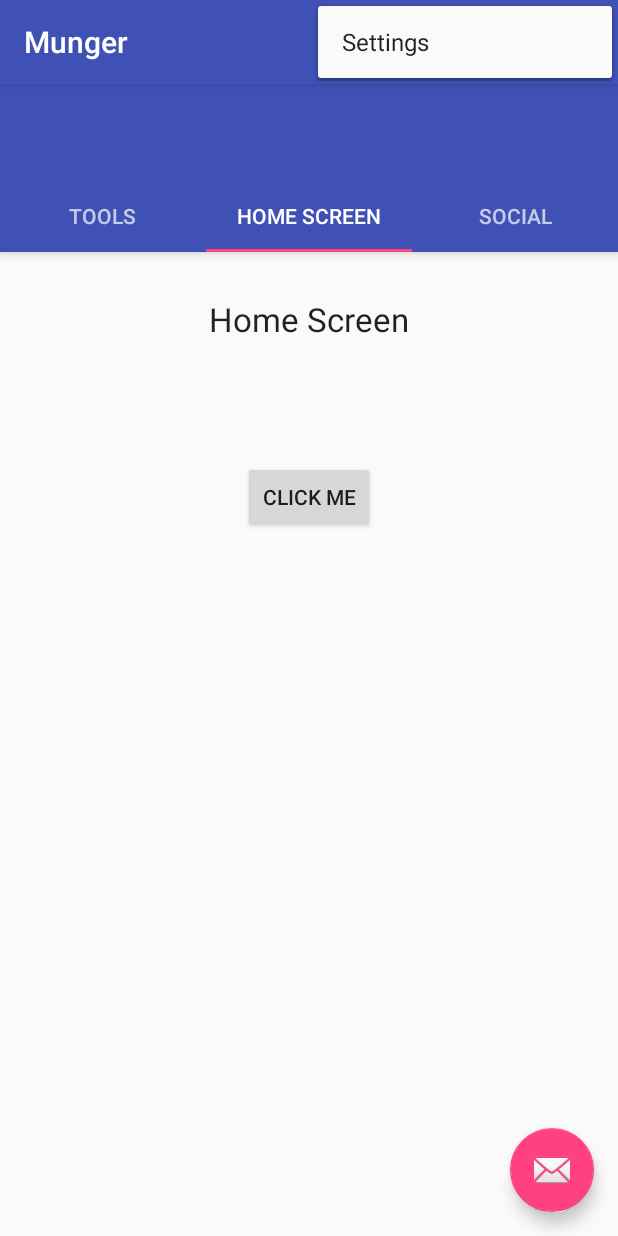
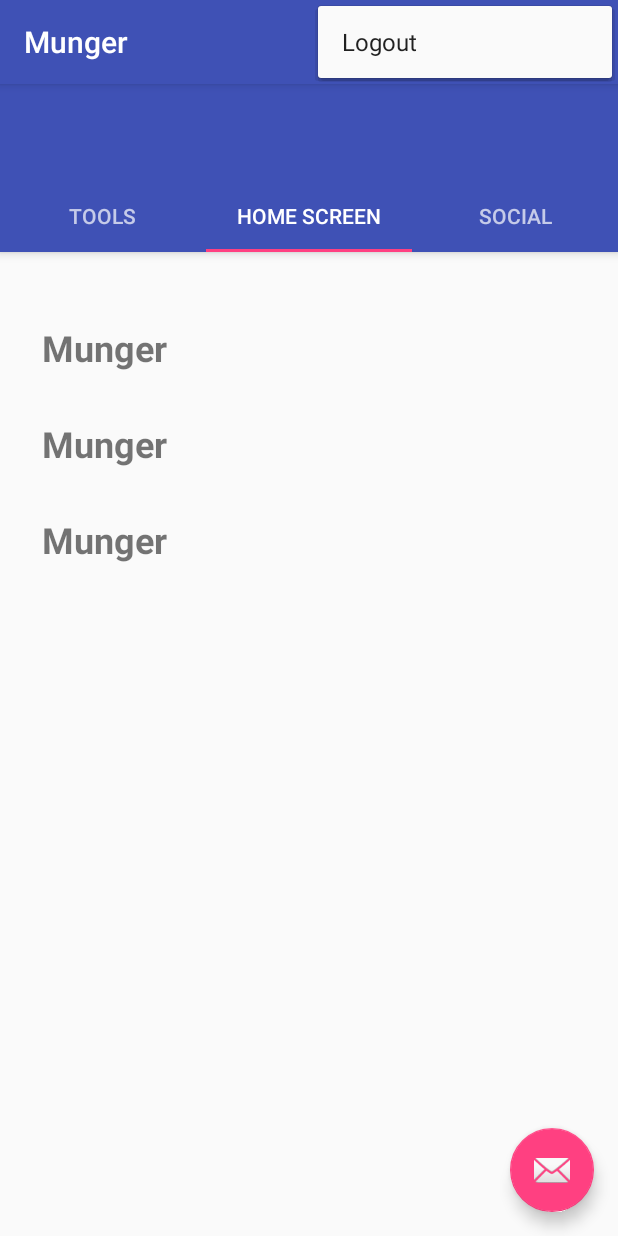
Before and after one commit to wayneakoka/Munger, an Android app: the MainActivity screen opened directly, with no data from a screen before it, with the options menu open, on a phone screen of 412 x 824 dp. Run offline under Robolectric (Android 15) with nearby library versions, the phone set to English and light mode, and no system bars; libraries missing offline, so code that uses them is left out: com.facebook, com.facebook.login, com.firebase.client; plain views replace ProfilePictureView; 8 statements that could not run were skipped.

Commit message:
added logout

```diff
--- a/app/build.gradle
+++ b/app/build.gradle
@@ -39,5 +39,7 @@ dependencies {
     compile 'com.firebase:firebase-client-android:2.0.3+'
     testCompile 'junit:junit:4.12'
     compile 'com.google.code.gson:gson:2.3.1'
+    compile 'com.squareup.picasso:picasso:2.5.2'
+
 
 }
--- a/app/src/main/AndroidManifest.xml
+++ b/app/src/main/AndroidManifest.xml
@@ -11,7 +11,7 @@
         android:label="@string/app_name"
         android:supportsRtl="true"
         android:theme="@style/AppTheme">
-        <meta-data android:name="com.facebook.sdk.ApplicationId" android:value="@string/facebook_app_id"/>
+        <meta-data android:name="com.facebook.sdk.ApplicationId" android:value="@string/app_id"/>
         <activity android:name=".Splash">
             <intent-filter>
                 <action android:name="android.intent.action.MAIN" />
--- a/app/src/main/java/com/example/panda/munger/Facebook/FacebookLogin.java
+++ b/app/src/main/java/com/example/panda/munger/Facebook/FacebookLogin.java
@@ -56,9 +56,9 @@ public class FacebookLogin extends Activity {
                                 Log.e("response: ", response + "");
                                 try {
                                     user = new UserPref();
-                                    user.facebookID = object.getString("id").toString();
-                                    user.username = object.getString("name").toString();
-                                    user.gender = object.getString("gender").toString();
+                                    user.facebookID = object.getString("id");
+                                    user.username = object.getString("name");
+                                    user.gender = object.getString("gender");
                                     PrefUtils.setCurrentUser(user,FacebookLogin.this);
 
                                 }catch (Exception e){
--- a/app/src/main/java/com/example/panda/munger/MainActivity.java
+++ b/app/src/main/java/com/example/panda/munger/MainActivity.java
@@ -1,5 +1,6 @@
 package com.example.panda.munger;
 
+import android.content.Intent;
 import android.os.Bundle;
 import android.support.design.widget.FloatingActionButton;
 import android.support.design.widget.Snackbar;
@@ -15,6 +16,10 @@ import android.view.MenuItem;
 import android.view.View;
 
 import com.example.panda.munger.Chat.chatFragment;
+import com.example.panda.munger.Facebook.FacebookLogin;
+import com.example.panda.munger.Facebook.PrefUtils;
+import com.facebook.FacebookSdk;
+import com.facebook.login.LoginManager;
 
 public class MainActivity extends AppCompatActivity {
 
@@ -37,6 +42,7 @@ public class MainActivity extends AppCompatActivity {
     protected void onCreate(Bundle savedInstanceState) {
         super.onCreate(savedInstanceState);
         setContentView(R.layout.activity_main);
+        FacebookSdk.sdkInitialize(getApplicationContext());
 
         Toolbar toolbar = (Toolbar) findViewById(R.id.toolbar);
 
@@ -76,12 +82,40 @@ public class MainActivity extends AppCompatActivity {
         // automatically handle clicks on the Home/Up button, so long
         // as you specify a parent activity in AndroidManifest.xml.
         int id = item.getItemId();
-
+        Intent intent=new Intent(MainActivity.this,FacebookLogin.class);
         //noinspection SimplifiableIfStatement
         if (id == R.id.action_settings) {
+
+            PrefUtils.clearCurrentUser(MainActivity.this);
+
+            // We can logout from facebook by calling following method
+            LoginManager.getInstance().logOut();
+
+            startActivity(intent);
+            finish();
+
+
             return true;
+/*
+            if (AccessToken.getCurrentAccessToken() == null) {
+                return true; // already logged out
+            }
+            new GraphRequest(AccessToken.getCurrentAccessToken(), "/me/permissions/", null, HttpMethod.DELETE, new GraphRequest
+                    .Callback() {
+                @Override
+                public void onCompleted(GraphResponse graphResponse) {
+                    LoginManager.getInstance().logOut();
+                }
+            }).executeAsync();
+            Intent intent=new Intent(MainActivity.this,FacebookLogin.class);
+            startActivity(intent);
+
+            FacebookSdk.sdkInitialize(getApplicationContext());
+            LoginManager.getInstance().logOut();
+            Intent intent=new Intent(MainActivity.this,FacebookLogin.class);
+            startActivity(intent);*/
+            //return true;
         }
-
         return super.onOptionsItemSelected(item);
     }
 
--- a/app/src/main/java/com/example/panda/munger/homescreenFragment.java
+++ b/app/src/main/java/com/example/panda/munger/homescreenFragment.java
@@ -1,13 +1,13 @@
 package com.example.panda.munger;
 
+import android.os.Bundle;
 import android.support.v4.app.Fragment;
-import android.widget.Button;
-import android.widget.TextView;
 import android.view.LayoutInflater;
 import android.view.View;
 import android.view.ViewGroup;
-import android.os.Bundle;
+import android.widget.TextView;
 
+import static com.example.panda.munger.Facebook.PrefUtils.getCurrentUser;
 
 
 /**
@@ -24,24 +24,22 @@ public class homescreenFragment extends Fragment {
     public homescreenFragment() {
     }
 
-    Button ClickMe;
-    TextView tv;
 
-    @Override
-    public View onCreateView(LayoutInflater inflater, ViewGroup container,
-                             Bundle savedInstanceState) {
+    public View onCreateView(LayoutInflater inflater, ViewGroup container, Bundle savedInstanceState) {
         View rootView = inflater.inflate(R.layout.homescreenfragment, container, false);
-        ClickMe = (Button) rootView.findViewById(R.id.button);
-        tv = (TextView) rootView.findViewById(R.id.textView2);
+       TextView facebookID = (TextView) rootView.findViewById(R.id.facebookID);
+       TextView username = (TextView) rootView.findViewById(R.id.username);
+       TextView gender = (TextView) rootView.findViewById(R.id.gender);
 
-        ClickMe.setOnClickListener(new View.OnClickListener() {
-            @Override
-            public void onClick(View view) {
-                if(tv.getText().toString().contains("Hey")){
-                    tv.setText("Yo");
-                }else tv.setText("Hey");
-            }
-        });
+
+       facebookID.setText(getCurrentUser(getContext()).facebookID);
+       username.setText(getCurrentUser(getContext()).username);
+       gender.setText(getCurrentUser(getContext()).gender);
+
+        //profilePictureView.setPresetSize(ProfilePictureView.LARGE);
+        // profilePictureView.setProfileId(getCurrentUser(getContext()).facebookID);
+        // rootView.setVisibility(View.VISIBLE);
+
         return rootView;
     }
 
--- a/app/src/main/res/layout/homescreenfragment.xml
+++ b/app/src/main/res/layout/homescreenfragment.xml
@@ -1,23 +1,62 @@
 <?xml version="1.0" encoding="utf-8"?>
-<LinearLayout xmlns:android="http://schemas.android.com/apk/res/android"
-    android:orientation="vertical" android:layout_width="match_parent"
-    android:layout_height="match_parent">
+<RelativeLayout xmlns:android="http://schemas.android.com/apk/res/android"
+    xmlns:app="http://schemas.android.com/apk/res-auto"
+    xmlns:tools="http://schemas.android.com/tools"
+    android:layout_width="match_parent"
+    android:layout_height="match_parent"
+    android:paddingBottom="@dimen/activity_vertical_margin"
+    android:paddingLeft="@dimen/activity_horizontal_margin"
+    android:paddingRight="@dimen/activity_horizontal_margin"
+    android:paddingTop="@dimen/activity_vertical_margin"
+    android:orientation="vertical">
+
+
+    <TextView android:id="@+id/username"
+    android:layout_width="wrap_content"
+    android:layout_height="wrap_content"
+    android:layout_weight="0.18"
+    android:text="@string/app_name"
+    android:layout_below="@+id/image"
+    android:layout_marginLeft="12dp"
+    android:layout_marginStart="12dp"
+    android:layout_marginTop="31dp"
+    android:textStyle="normal|bold"
+    android:fontFamily="sans-serif"
+    android:textSize="24sp" />
 
     <TextView
-        android:layout_width="wrap_content"
-        android:layout_height="wrap_content"
-        android:textAppearance="?android:attr/textAppearanceLarge"
-        android:text="Home Screen"
-        android:id="@+id/textView2"
-        android:layout_gravity="center_horizontal"
-        android:layout_marginTop="30dp" />
+    android:id="@+id/facebookID"
+    android:layout_width="wrap_content"
+    android:layout_height="wrap_content"
+    android:text="@string/app_name"
+    android:layout_below="@+id/username"
+    android:layout_alignParentLeft="true"
+    android:layout_alignParentStart="true"
+    android:layout_marginLeft="12dp"
+    android:layout_marginStart="12dp"
+    android:layout_marginTop="31dp"
+    android:textStyle="normal|bold"
+    android:fontFamily="sans-serif"
+    android:textSize="24sp" />
 
-    <Button
-        android:layout_width="wrap_content"
-        android:layout_height="wrap_content"
-        android:text="Click Me"
-        android:id="@+id/button"
-        android:layout_gravity="center_horizontal"
-        android:layout_marginTop="80dp" />
+    <TextView
+    android:id="@+id/gender"
+    android:layout_width="wrap_content"
+    android:layout_height="wrap_content"
+    android:text="@string/app_name"
+    android:layout_below="@+id/facebookID"
+    android:layout_marginTop="31dp"
+    android:layout_marginLeft="12dp"
+    android:textStyle="normal|bold"
+    android:fontFamily="sans-serif"
+    android:textSize="24sp" />
 
-</LinearLayout>
+<!--    <com.facebook.login.widget.ProfilePictureView
+    android:id="@+id/image"
+    android:layout_width="wrap_content"
+    android:layout_height="wrap_content"
+    android:layout_gravity="center"
+    android:layout_alignParentTop="true"
+    android:layout_centerHorizontal="true" />-->
+
+    </RelativeLayout>
--- a/build.gradle
+++ b/build.gradle
@@ -4,7 +4,7 @@ buildscript {
         jcenter()
     }
     dependencies {
-        classpath 'com.android.tools.build:gradle:2.2.2'
+        classpath 'com.android.tools.build:gradle:2.2.3'
 
         // NOTE: Do not place your application dependencies here; they belong
         // in the individual module build.gradle files
```
Also changed, not shown: app/src/main/java/com/example/panda/munger/Facebook/UserPref.java (+0 -15 lines), app/src/main/java/com/example/panda/munger/socialFragment.java (deleted, +0 -48 lines), app/src/main/res/values/strings.xml (+5 -4 lines).
